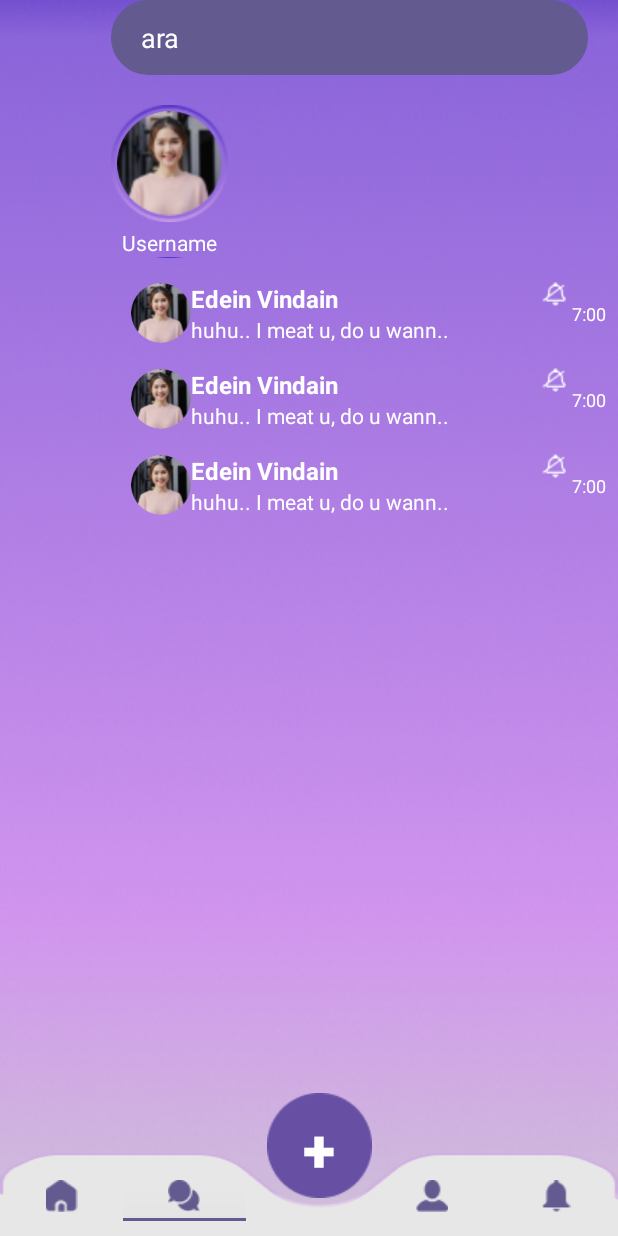
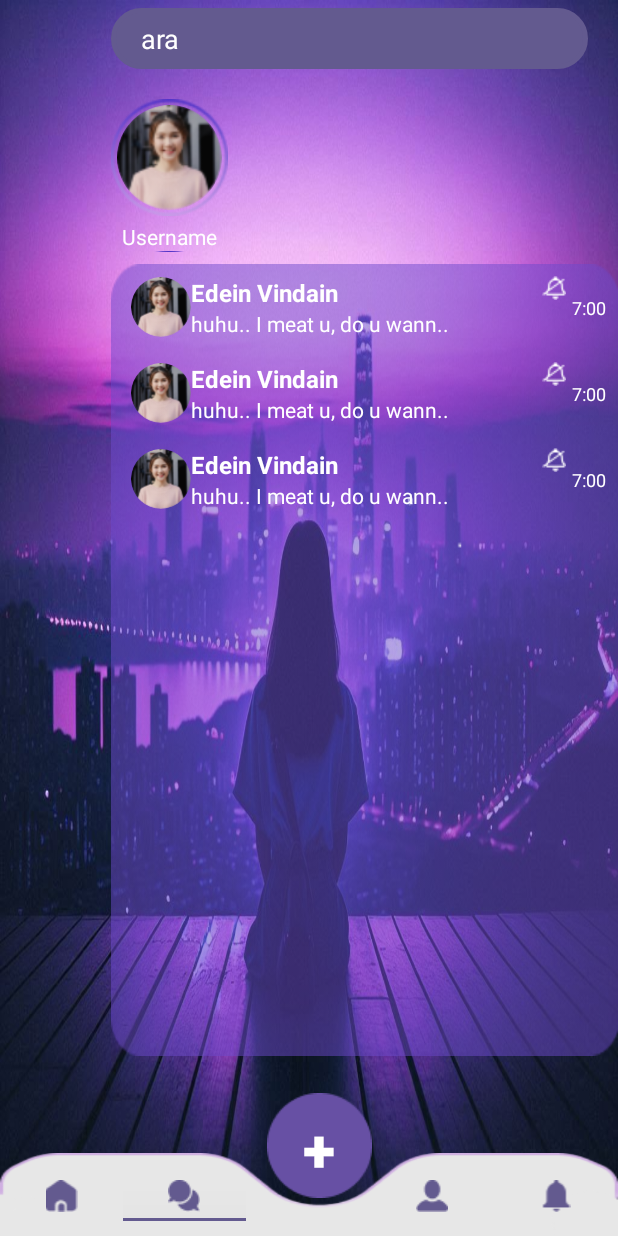
Before and after one commit to mmustafademirhann/VbSanalAy, an Android app: the layout fragment_message.xml on its own in the app's theme, with its tools: preview values and no code run, on a phone screen of 412 x 824 dp. Run offline under Robolectric (Android 15) with nearby library versions, the phone set to English and light mode, and no system bars.

```diff
--- a/app/src/main/res/layout/fragment_message.xml
+++ b/app/src/main/res/layout/fragment_message.xml
@@ -4,7 +4,7 @@
     xmlns:tools="http://schemas.android.com/tools"
     android:layout_width="match_parent"
     android:layout_height="match_parent"
-    android:background="@drawable/signup"
+    android:background="@drawable/morcitymes"
     tools:context=".presentation.fragments.MessageFragment">
 
     <!-- TODO: Update blank fragment layout -->
@@ -13,8 +13,9 @@
     <EditText
         android:id="@+id/editTextText3Ms"
         android:layout_width="match_parent"
-        android:layout_height="50dp"
+        android:layout_height="0dp"
         android:layout_marginStart="74dp"
+        android:layout_marginTop="5dp"
         android:layout_marginEnd="20dp"
         android:layout_weight="1"
         android:background="@drawable/drawble_fr_button"
@@ -49,6 +50,10 @@
         android:layout_width="match_parent"
         android:layout_height="0dp"
         android:layout_marginStart="74dp"
+
+        android:layout_marginBottom="120dp"
+        android:background="@drawable/bacgroundforpost"
+        app:layout_constraintBottom_toBottomOf="parent"
         app:layout_constraintEnd_toEndOf="parent"
         app:layout_constraintStart_toStartOf="parent"
         app:layout_constraintTop_toBottomOf="@id/storyRecyclerViewMs"
```
Also changed, not shown: app/src/main/java/com/example/socialmediavbsanalay/presentation/fragments/TextFragment.kt (added, +60 -0 lines), app/src/main/res/layout/fragment_text.xml (added, +14 -0 lines), app/src/main/res/drawable/messagebacground.jpg (added), app/src/main/res/drawable/messagebackfuturcity.jpg (added), app/src/main/res/drawable/morcitymes.jpg (added), app/src/main/res/drawable/mormessageback.jpg (added).
